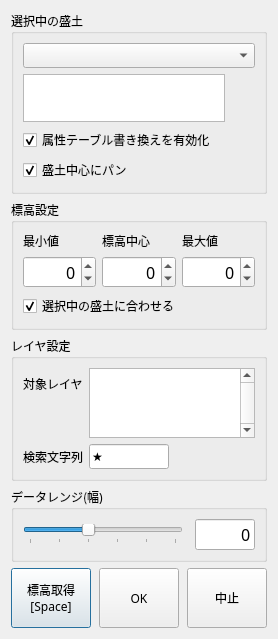
Above: demstyle_all_dialog_base.ui from tamaohome/qgis-demstyle-all before the change. Below: the same form after it.
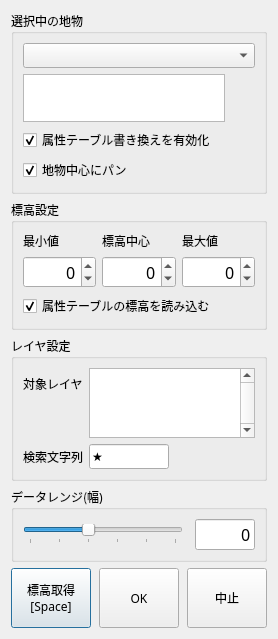
That is the form after the change. Custom widgets are drawn as their Qt base class.

Commit message: ✨ feat(ui): フォーカス設定を変更

```diff
--- a/demstyle_all_dialog_base.ui
+++ b/demstyle_all_dialog_base.ui
@@ -35,7 +35,7 @@
       </size>
      </property>
      <property name="title">
-      <string>選択中の盛土</string>
+      <string>選択中の地物</string>
      </property>
      <layout class="QVBoxLayout" name="currentFeatureLayout">
       <item>
@@ -97,7 +97,7 @@
       <item>
        <widget class="QCheckBox" name="enableAutoPanCheckBox">
         <property name="text">
-         <string>盛土中心にパン</string>
+         <string>地物中心にパン</string>
         </property>
         <property name="checked">
          <bool>true</bool>
@@ -227,7 +227,7 @@
       <item row="2" column="0" colspan="3">
        <widget class="QCheckBox" name="enableCurrentFeatureElevCheckBox">
         <property name="text">
-         <string>選択中の盛土に合わせる</string>
+         <string>属性テーブルの標高を読み込む</string>
         </property>
         <property name="checked">
          <bool>true</bool>
```
Left out of the diff: 12 changed lines with no effect on the pictures. The commit also changes 1 other file.
